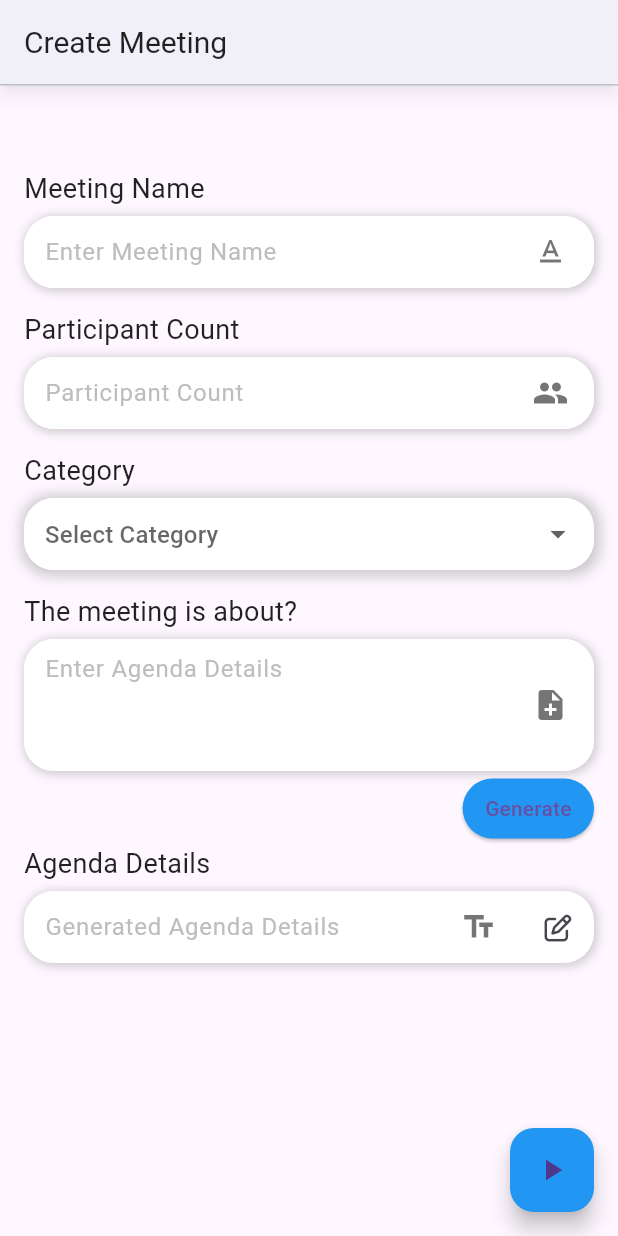
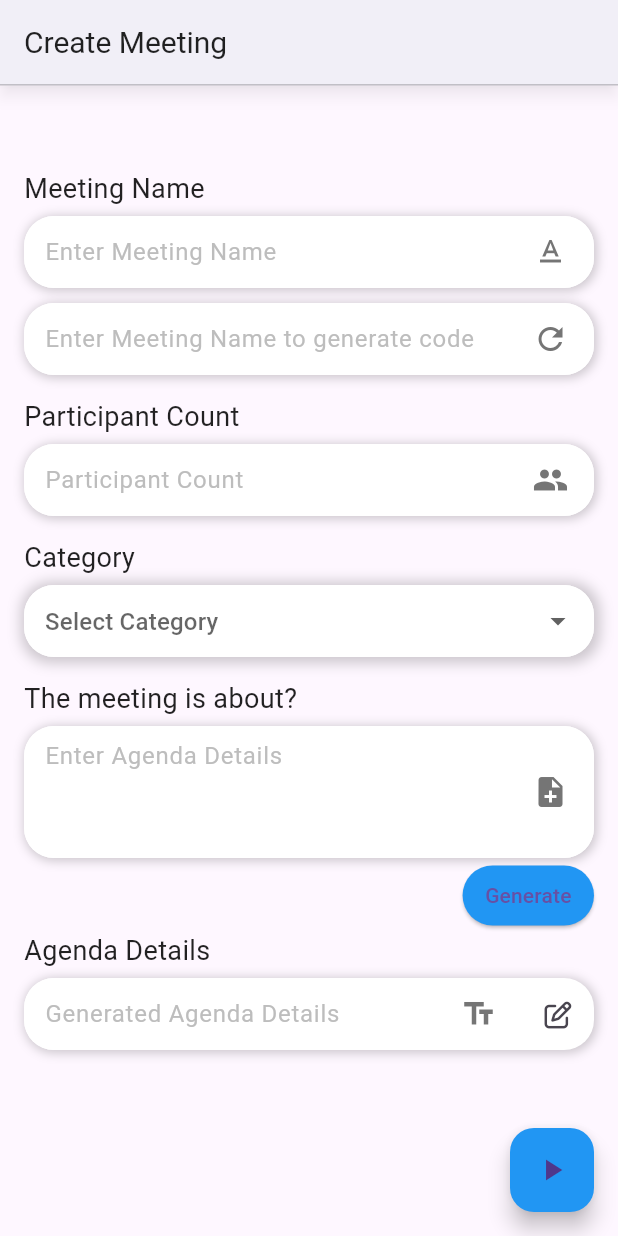
Before and after one commit to devi1262005/meet-app, a Flutter app: the Create screen opened directly, on a phone screen of 412 x 824 dp. Run offline on Flutter 3.47's test engine with Material 3 defaults, Android fonts, the phone set to English and light mode, and no system bars; our stand-ins replace font_awesome_flutter, google_fonts.

Commit message:
Update create.dart

```diff
--- a/meet/lib/page/create.dart
+++ b/meet/lib/page/create.dart
@@ -123,6 +123,41 @@ class _CreateState extends State<Create> {
                 labelText: 'Meeting Name',
                 hintText: 'Enter Meeting Name',
                 icon: Icons.text_format,
+              ),
+              const SizedBox(height: 10),
+              Container(
+                decoration: BoxDecoration(
+                  color: Colors.white,
+                  borderRadius: BorderRadius.circular(20),
+                  boxShadow: [
+                    BoxShadow(
+                      color: Colors.black.withOpacity(0.2),
+                      spreadRadius: 1,
+                      blurRadius: 5,
+                      offset: const Offset(1, 1),
+                    ),
+                  ],
+                ),
+                child: TextField(
+                  decoration: InputDecoration(
+                    suffixIcon: Padding(
+                      padding: const EdgeInsets.only(right: 10.0),
+                      child: Icon(Icons.refresh, color: Colors.grey.shade600),
+                    ),
+                    hintText: 'Enter Meeting Name to generate code',
+                    hintStyle: TextStyle(
+                      color: Colors.grey.shade400,
+                    ),
+                    border: OutlineInputBorder(
+                      borderRadius: BorderRadius.circular(20),
+                      borderSide: BorderSide.none,
+                    ),
+                    filled: true,
+                    fillColor: Colors.white,
+                    contentPadding: const EdgeInsets.symmetric(horizontal: 10.0, vertical: 8.0), // Adjust padding
+                  ),
+                  maxLines: 1,
+                ),
               ),
               SizedBox(height: 15),
               _buildTextField(
```
